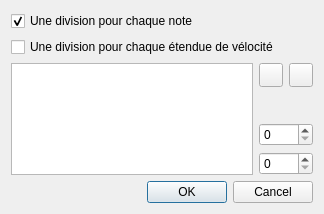
This is trunk/tools/dialog_duplication.ui in davy7125/polyphone as Qt 5 draws it before an edit. The edited form follows.
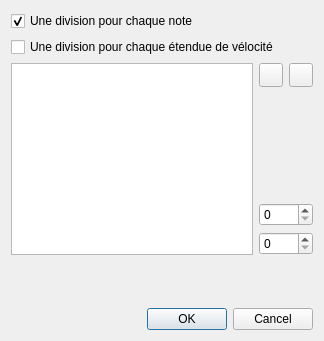
This is the edited form. Icons and pictures are not drawn.

What changed in the file:
```diff
--- a/trunk/tools/dialog_duplication.ui
+++ b/trunk/tools/dialog_duplication.ui
@@ -10,7 +10,7 @@
     <x>0</x>
     <y>0</y>
     <width>320</width>
-    <height>214</height>
+    <height>341</height>
    </rect>
   </property>
   <property name="sizePolicy">
```
Left out of the diff: 10 changed lines with no effect on the pictures.
